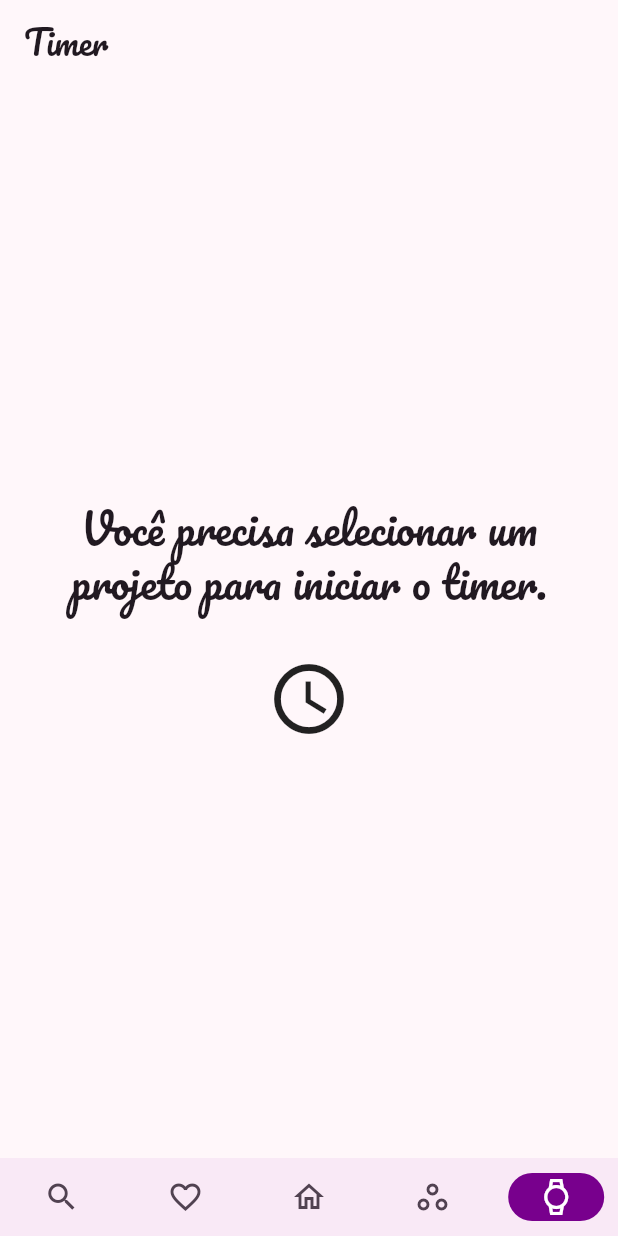
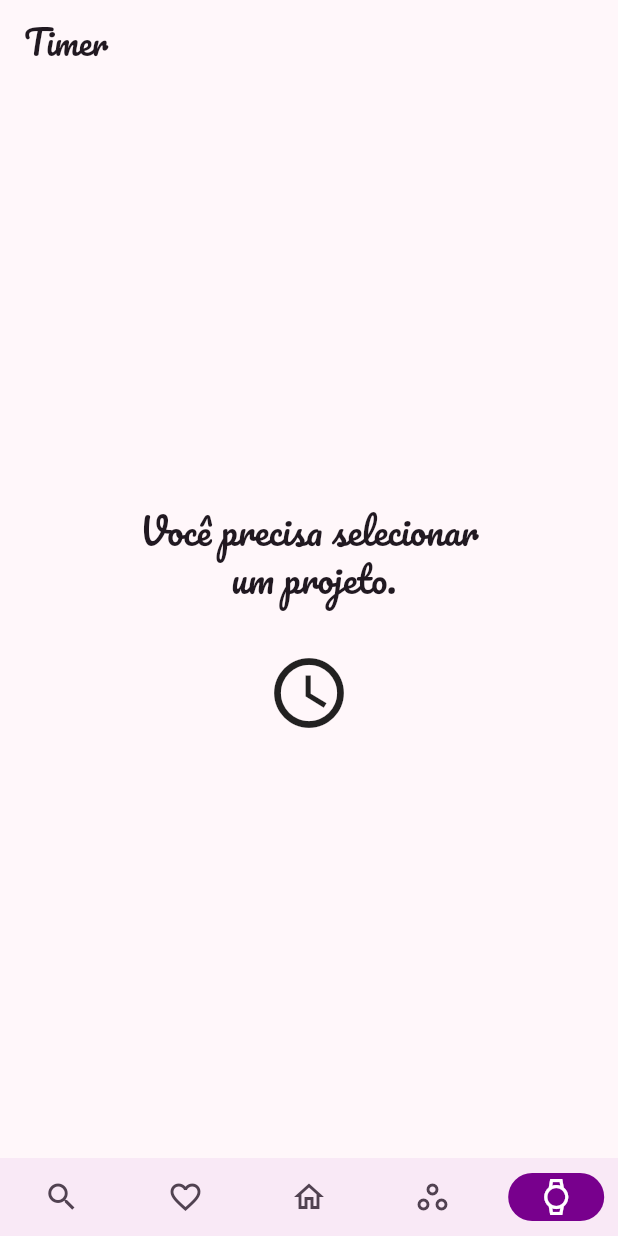
Before and after one commit to saycass/crochetime, a Flutter app: the screen it shows after launch, item 5 of the bottom bar chosen, on a phone screen of 412 x 824 dp. Run offline on Flutter 3.47's test engine with Material 3 defaults, Android fonts, the phone set to English and light mode, and no system bars; our stand-ins replace animate_do, go_router, google_fonts; network calls fail.

Commit message:
Change timer to stopwatch and refactor it structure

```diff
--- a/lib/routing/router.dart
+++ b/lib/routing/router.dart
@@ -4,7 +4,7 @@ import 'package:go_router/go_router.dart';
 import '../ui/core/ui/bottom_nav_bar.dart';
 import '../ui/explore/explore.dart' as explore;
 import '../ui/home/home.dart' as home;
-import '../ui/timer/timer.dart' as timer;
+import '../ui/stopwatch/stopwatch.dart' as stopwatch;
 import '../ui/wishlist/wishlist.dart' as wishlist;
 import '../ui/workspace/workspace.dart' as workspace;
 import 'routes.dart';
@@ -26,6 +26,14 @@ final routerConfig = GoRouter(
               builder: (context, state) {
                 return const explore.HomeScreen();
               },
+              routes: [
+                GoRoute(
+                  path: Routes.exploreDetails.path,
+                  builder: (context, state) {
+                    return const explore.DetailsScreen();
+                  },
+                ),
+              ],
             ),
           ],
         ),
@@ -78,17 +86,17 @@ final routerConfig = GoRouter(
         StatefulShellBranch(
           routes: [
             GoRoute(
-              path: Routes.timer.path,
+              path: Routes.stopwatch.path,
               builder: (context, state) {
-                return const timer.NoProjectScreen();
+                return const stopwatch.HomeView();
               },
               routes: [
                 GoRoute(
-                  path: Routes.timerDetails.path,
+                  path: Routes.stopwatchDetails.path,
                   builder: (context, state) {
                     final id = state.pathParameters['id'];
                     assert(id != null, 'The project id is required');
-                    return timer.TimerScreen(id: id as String);
+                    return stopwatch.DetailsView(id: id as String);
                   },
                 ),
               ],
--- a/lib/routing/routes.dart
+++ b/lib/routing/routes.dart
@@ -10,9 +10,9 @@ abstract final class Routes {
   static const workspaceDetails = Route('/:id', workspace);
   static const workspaceCreate = Route('/create', workspace);
 
-  /// Timer routes
-  static const timer = Route('/timer', root);
-  static const timerDetails = Route('/:id', timer);
+  /// StopWatch routes
+  static const stopwatch = Route('/stopwatch', root);
+  static const stopwatchDetails = Route('/:id', stopwatch);
 
   /// Explore routes
   static const explore = Route('/explore', root);
--- a/lib/ui/timer/widgets/counter.dart
+++ b/lib/ui/stopwatch/details/widgets/counter.dart
@@ -1,7 +1,7 @@
 import 'package:flutter/material.dart';
 
-import '../../core/themes/dimension.dart';
-import '../../extensions/extensions.dart';
+import '../../../core/themes/dimension.dart';
+import '../../../extensions/extensions.dart';
 
 class Counter extends StatelessWidget {
   final int value;
--- a/lib/ui/timer/widgets/stopwatch.dart
+++ b/lib/ui/stopwatch/details/widgets/stopwatch.dart
@@ -2,8 +2,8 @@ import 'dart:async';
 
 import 'package:flutter/material.dart';
 
-import '../../core/themes/dimension.dart';
-import '../../extensions/extensions.dart';
+import '../../../core/themes/dimension.dart';
+import '../../../extensions/extensions.dart';
 
 class StopWatch extends StatefulWidget {
   final Stopwatch stopwatch;
--- /dev/null
+++ b/lib/ui/stopwatch/home/home_view.dart
@@ -0,0 +1,37 @@
+import 'package:flutter/material.dart';
+
+import '../../core/themes/dimension.dart';
+import '../../extensions/extensions.dart';
+
+class HomeView extends StatelessWidget {
+  const HomeView({super.key});
+
+  @override
+  Widget build(BuildContext context) {
+    return Scaffold(
+      appBar: AppBar(
+        title: const Text('Timer'),
+      ),
+      body: Padding(
+        padding: Dimension.medium.horizontalPadding,
+        child: Center(
+          child: Column(
+            mainAxisAlignment: MainAxisAlignment.center,
+            children: [
+              Text(
+                'Você precisa selecionar\n um projeto.',
+                style: context.textTheme.headlineSmall,
+                textAlign: TextAlign.center,
+              ),
+              Dimension.large.vertical,
+              Icon(
+                Icons.watch_later_outlined,
+                size: Dimension.extraLarge.size,
+              ),
+            ],
+          ),
+        ),
+      ),
+    );
+  }
+}
--- /dev/null
+++ b/lib/ui/stopwatch/stopwatch.dart
@@ -0,0 +1,2 @@
+export 'details/details_view.dart';
+export 'home/home_view.dart';
--- a/lib/ui/timer/no_project_screen.dart
+++ /dev/null
@@ -1,35 +0,0 @@
-import 'package:flutter/material.dart';
-
-import '../core/themes/dimension.dart';
-import '../extensions/extensions.dart';
-
-class NoProjectScreen extends StatelessWidget {
-  const NoProjectScreen({super.key});
-
-  @override
-  Widget build(BuildContext context) {
-    return Scaffold(
-      appBar: AppBar(
-        title: const Text('Timer'),
-      ),
-      body: Padding(
-        padding: Dimension.medium.horizontalPadding,
-        child: Column(
-          mainAxisAlignment: MainAxisAlignment.center,
-          children: [
-            Text(
-              'Você precisa selecionar um projeto para iniciar o timer.',
-              style: context.textTheme.headlineMedium,
-              textAlign: TextAlign.center,
-            ),
-            Dimension.large.vertical,
-            Icon(
-              Icons.watch_later_outlined,
-              size: Dimension.extraLarge.size,
-            ),
-          ],
-        ),
-      ),
-    );
-  }
-}
--- a/lib/ui/timer/timer.dart
+++ /dev/null
@@ -1,3 +0,0 @@
-export 'no_project_screen.dart';
-export 'timer_screen.dart';
-export 'timer_viewmodel.dart';
--- a/lib/ui/workspace/details/details_screen.dart
+++ b/lib/ui/workspace/details/details_screen.dart
@@ -146,7 +146,7 @@ class _DetailsScreenState extends State<DetailsScreen> {
       ),
       floatingActionButton: FloatingActionButton(
         onPressed: () {
-          context.go(Routes.timerDetails.withId('id'));
+          context.go(Routes.stopwatchDetails.withId('id'));
         },
         child: const Icon(Icons.timer),
       ),
```
Also changed, not shown: lib/ui/core/ui/stopwatch.dart (deleted, +0 -117 lines), lib/ui/stopwatch/details/details_view.dart (renamed from lib/ui/timer/timer_screen.dart, +6 -6 lines), lib/ui/timer/timer_viewmodel.dart (deleted).
